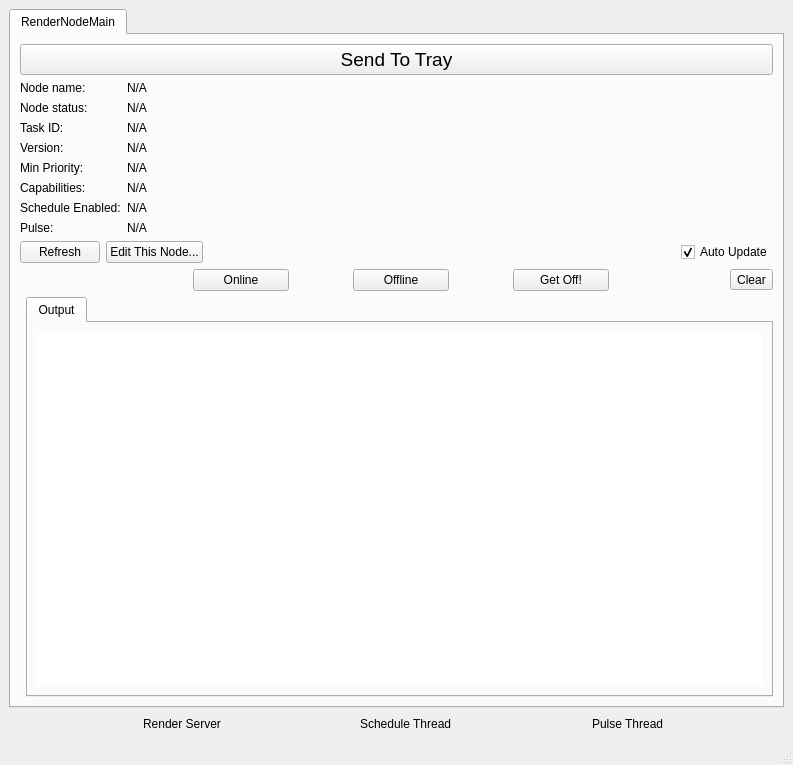
The window that Documentation/QT_Designer/UI_RenderNodeMain.ui (david2777/DPS_Hydra) describes before a commit, drawn with Qt 5.
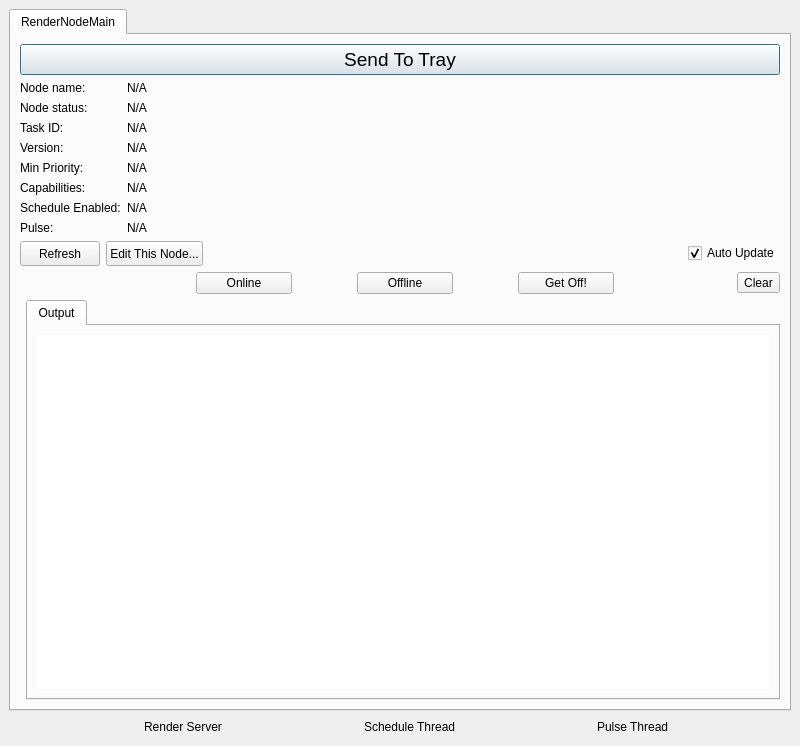
The same window after the commit. Icons and pictures are not drawn.

The edit to the form file:
```diff
--- a/Documentation/QT_Designer/UI_RenderNodeMain.ui
+++ b/Documentation/QT_Designer/UI_RenderNodeMain.ui
@@ -6,10 +6,22 @@
    <rect>
     <x>0</x>
     <y>0</y>
-    <width>793</width>
-    <height>748</height>
+    <width>800</width>
+    <height>746</height>
    </rect>
   </property>
+  <property name="minimumSize">
+   <size>
+    <width>800</width>
+    <height>746</height>
+   </size>
+  </property>
+  <property name="maximumSize">
+   <size>
+    <width>800</width>
+    <height>746</height>
+   </size>
+  </property>
   <property name="windowTitle">
    <string>RenderNodeMain</string>
   </property>
@@ -52,6 +64,9 @@
           <property name="text">
            <string>Send To Tray</string>
           </property>
+          <property name="default">
+           <bool>true</bool>
+          </property>
          </widget>
         </item>
         <item row="1" column="0" colspan="2">
@@ -177,6 +192,12 @@
          <layout class="QHBoxLayout" name="horizontalLayout_6">
           <item>
            <widget class="QPushButton" name="refreshButton">
+            <property name="minimumSize">
+             <size>
+              <width>0</width>
+              <height>25</height>
+             </size>
+            </property>
             <property name="text">
              <string>Refresh</string>
             </property>
@@ -194,6 +215,12 @@
             <property name="enabled">
              <bool>true</bool>
             </property>
+            <property name="minimumSize">
+             <size>
+              <width>0</width>
+              <height>25</height>
+             </size>
+            </property>
             <property name="text">
              <string>Edit This Node...</string>
             </property>
@@ -522,7 +549,6 @@
     </item>
    </layout>
   </widget>
-  <widget class="QStatusBar" name="statusbar"/>
  </widget>
  <resources/>
  <connections/>
```
Left out of the diff: 4 changed lines with no effect on the pictures.
